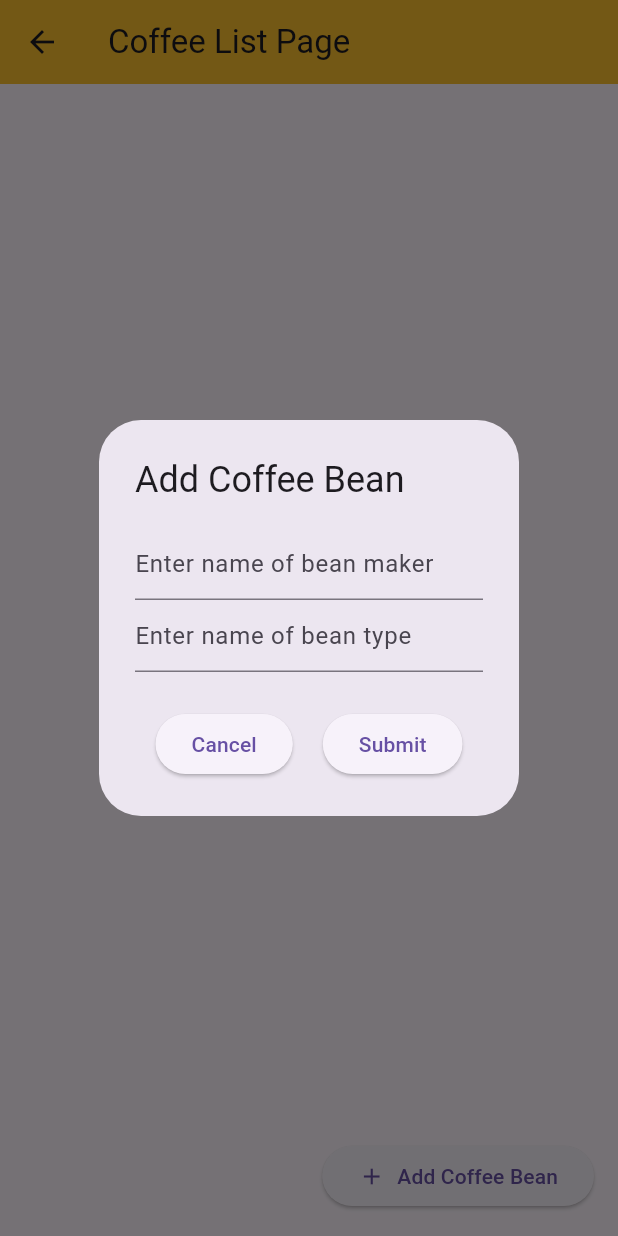
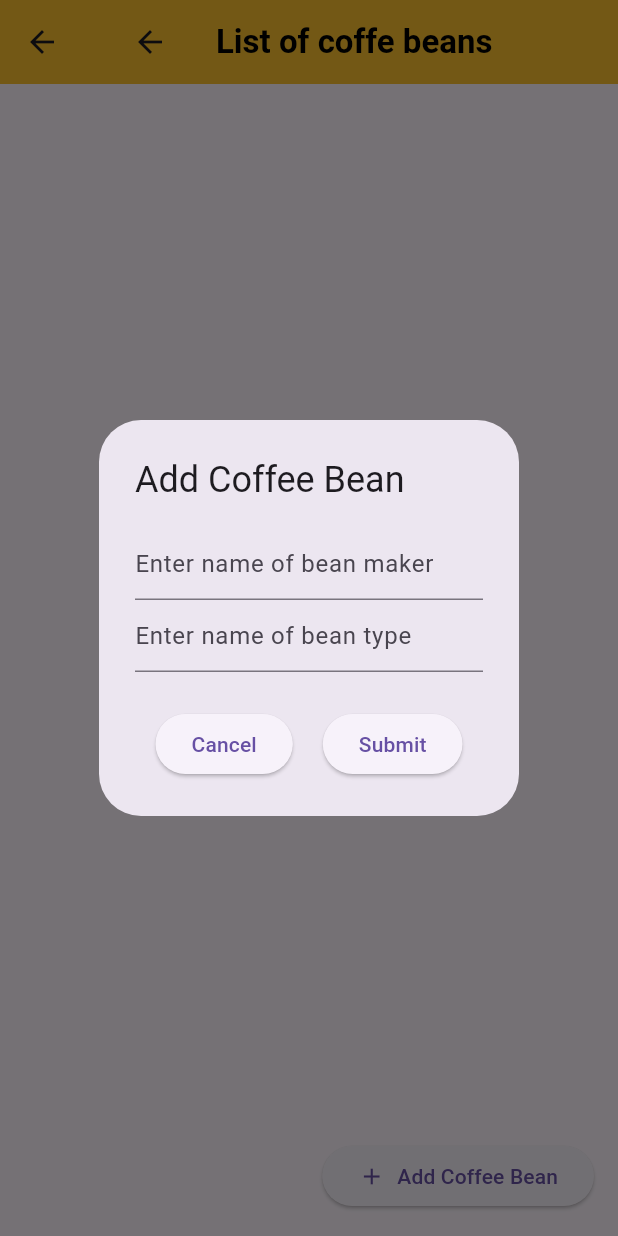
Before and after one commit to gust1527/coffe-rating-app, a Flutter app: the CoffeBeanTypeList screen opened directly, after a tap on "Add Coffee Bean", on a phone screen of 412 x 824 dp. Run offline on Flutter 3.47's test engine with Material 3 defaults, Android fonts, the phone set to English and light mode, and no system bars; our stand-ins replace cloud_firestore, firebase_core; accounts and stored records are empty.

Commit message:
feat: Add CoffeAppBar component for consistent app bar styling

```diff
--- a/coffe_rating_app_impl/lib/main.dart
+++ b/coffe_rating_app_impl/lib/main.dart
@@ -43,6 +43,7 @@ class _AppState extends State<App> {
       title: 'Coffee Rating App',
       theme: ThemeData(
         primarySwatch: Colors.blue,
+        primaryTextTheme: Typography.blackCupertino,
       ),
       home: Scaffold(
         body: _pages[_currentIndex],
--- a/coffe_rating_app_impl/lib/pages/coffeBeanInMachine.dart
+++ b/coffe_rating_app_impl/lib/pages/coffeBeanInMachine.dart
@@ -1,6 +1,7 @@
 import 'package:cloud_firestore/cloud_firestore.dart';
 import 'package:coffe_rating_app_impl/providers/CoffeBeanDBProvider.dart';
 import 'package:coffe_rating_app_impl/utility/CoffeBeanType.dart';
+import 'package:coffe_rating_app_impl/ux_elements/CoffeAppBar.dart';
 import 'package:flutter/material.dart';
 
 class CoffeBeanInMachine extends StatefulWidget {
@@ -19,10 +20,7 @@ class _CoffeBeanInMachineState extends State<CoffeBeanInMachine> {
   @override
   Widget build(BuildContext context) {
     return Scaffold(
-      appBar: AppBar(
-        title: const Text('Coffe Bean in Machine'),
-        backgroundColor: Colors.yellow[700], // Add a valid color value here
-      ),
+      appBar: CoffeAppBar(appBarTitle: 'Current Coffe',),
       body: StreamBuilder(
         stream: beanStream,
         builder: (BuildContext context, AsyncSnapshot<QuerySnapshot> snapshot) {
--- a/coffe_rating_app_impl/lib/pages/coffeBeanTypeList.dart
+++ b/coffe_rating_app_impl/lib/pages/coffeBeanTypeList.dart
@@ -1,4 +1,5 @@
 import 'package:coffe_rating_app_impl/ux_elements/AddCoffeBean.dart';
+import 'package:coffe_rating_app_impl/ux_elements/CoffeAppBar.dart';
 import 'package:flutter/material.dart';
 import 'package:cloud_firestore/cloud_firestore.dart';
 import 'package:coffe_rating_app_impl/providers/CoffeBeanDBProvider.dart';
@@ -20,7 +21,7 @@ class _CoffeBeanTypeListState extends State<CoffeBeanTypeList> {
   Widget build(BuildContext context) {
     return Scaffold(
       appBar: AppBar(
-        title: const Text('Coffee List Page'),
+        title: CoffeAppBar(appBarTitle: 'List of coffe beans',),
         backgroundColor: Colors.yellow[700],
       ),
       body: Stack(
--- /dev/null
+++ b/coffe_rating_app_impl/lib/ux_elements/CoffeAppBar.dart
@@ -0,0 +1,21 @@
+import 'package:flutter/material.dart';
+
+class CoffeAppBar extends StatelessWidget implements PreferredSizeWidget{
+  String appBarTitle;
+
+  // ignore: use_key_in_widget_constructors
+  CoffeAppBar({
+    required this.appBarTitle,
+  });
+
+  @override
+  Widget build(BuildContext context) {
+    return AppBar(
+      title: Text(appBarTitle, style: TextStyle(color: Colors.black, fontWeight: FontWeight.bold)),
+      backgroundColor: Colors.yellow[700], // Add a valid color value here
+    );
+  }
+
+  @override
+  Size get preferredSize => const Size.fromHeight(kToolbarHeight);
+}
```
